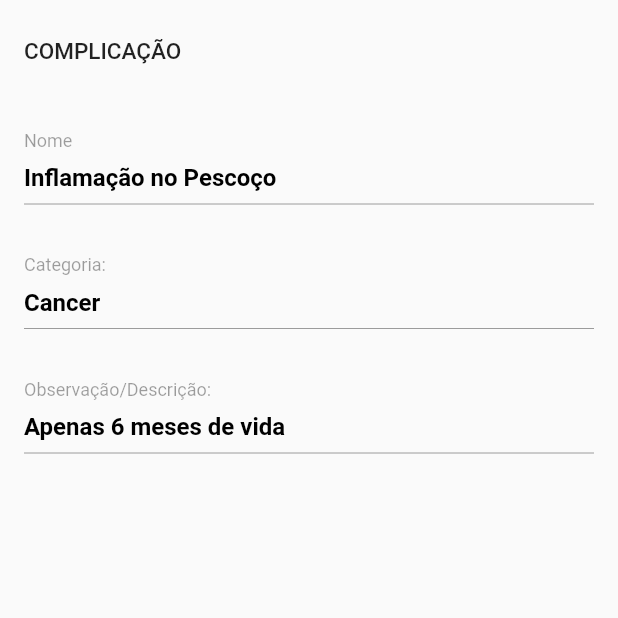
After one commit to gDarbone/gaad-front-end, a Flutter app: the RelatorioComplicacoesCard screen opened directly, on a phone screen of 412 x 824 dp, the top half of it. The commit adds this screen. Run offline on Flutter 3.47's test engine with Material 2 defaults, Android fonts, the phone set to English and light mode, and no system bars.

Commit message:
add Relatorio view

```diff
--- a/lib/pages/RelatorioViewVacinas.dart
+++ b/lib/pages/RelatorioAddVacinas.dart
@@ -8,7 +8,7 @@ import 'package:gaad_mobile/widgets/mainappbar.dart';
 
 import '../widgets/sidemenubar.dart';
 
-class RelatorioViewVacinas extends StatelessWidget {
+class RelatorioAddVacinas extends StatelessWidget {
 
   Widget typeCard = ComplicacoesCard();
 
@@ -30,7 +30,7 @@ class RelatorioViewVacinas extends StatelessWidget {
 
             Expanded(
               child: ListView.builder(
-                itemCount: 5,
+                itemCount: 1,
                 itemBuilder: (BuildContext ctx, int index) {
                   return Container(
                     //padding: EdgeInsets.only(top: 5, left: 5, right: 5),
@@ -119,7 +119,7 @@ class RelatorioViewVacinas extends StatelessWidget {
                           padding: EdgeInsets.symmetric(
                               vertical: 10.0, horizontal: 50.0),
                           child: Text(
-                            'Salvar',
+                            'Adicionar',
                             textAlign: TextAlign.center,
                             style: TextStyle(
                                 fontSize: 16,
--- a/lib/widgets/ComplicacoesCard.dart
+++ b/lib/widgets/ComplicacoesCard.dart
@@ -53,7 +53,7 @@ class ComplicacoesCard extends StatelessWidget {
             new Padding(padding: EdgeInsets.only(top: 10.0)),
             new TextFormField(
               decoration: new InputDecoration(
-                labelText: "Categoria",
+                labelText: "Categoria:",
                 fillColor: Colors.white,
                 border: new OutlineInputBorder(
                   borderRadius: new BorderRadius.circular(30.0),
--- /dev/null
+++ b/lib/widgets/RelatorioComplicacoesCard.dart
@@ -0,0 +1,83 @@
+import 'package:flutter/material.dart';
+import 'package:gaad_mobile/pages/CategoryListPage.dart';
+import 'package:gaad_mobile/pages/welcomepage.dart';
+
+
+class RelatorioComplicacoesCard extends StatefulWidget {
+  @override
+  _RelatorioComplicacoesCard createState() => _RelatorioComplicacoesCard();
+}
+
+class _RelatorioComplicacoesCard extends State<RelatorioComplicacoesCard> {
+
+  bool showPassword = false;
+
+  @override
+  Widget build(BuildContext context) {
+    return Scaffold(
+      body: Container(
+        padding: EdgeInsets.only(left: 16, top: 25, right: 16),
+        child: GestureDetector(
+          onTap: () {
+            FocusScope.of(context).unfocus();
+          },
+          child: ListView(
+            children: [
+              Text(
+                "COMPLICAÇÃO",
+                style: TextStyle(fontSize: 15, fontWeight: FontWeight.w500),
+              ),
+              SizedBox(
+                height: 15,
+              ),
+              SizedBox(
+                height: 30,
+              ),
+              buildTextField("Nome", "Inflamação no Pescoço", false, false),
+              buildTextField("Categoria:", "Cancer", false, false),
+              buildTextField("Observação/Descrição:", "Apenas 6 meses de vida", false, false),
+              SizedBox(
+                height: 15,
+              ),
+              SizedBox(height: 30)
+            ],
+          ),
+        ),
+      ),
+    );
+  }
+
+  Widget buildTextField(String labelText, String placeholder,
+      bool isPasswordTextField, bool isEnabled) {
+    return Padding(
+      padding: const EdgeInsets.only(bottom: 35.0),
+      child: TextField(
+        obscureText: isPasswordTextField ? showPassword : false,
+        decoration: InputDecoration(
+            suffixIcon: isPasswordTextField
+                ? IconButton(
+              onPressed: () {
+                setState(() {
+                  showPassword = !showPassword;
+                });
+              },
+              icon: Icon(
+                Icons.remove_red_eye,
+                color: Colors.grey,
+              ),
+            )
+                : null,
+            contentPadding: EdgeInsets.only(bottom: 3),
+            labelText: labelText,
+            floatingLabelBehavior: FloatingLabelBehavior.always,
+            hintText: placeholder,
+            enabled: isEnabled,
+            hintStyle: TextStyle(
+              fontSize: 16,
+              fontWeight: FontWeight.bold,
+              color: Colors.black,
+            )),
+      ),
+    );
+  }
+}
```
Also changed, not shown: lib/pages/RelatorioAddComplicacoes.dart (renamed from lib/pages/RelatorioViewRemedios.dart, +6 -8 lines), lib/pages/RelatorioAddRemedios.dart (renamed from lib/pages/RelatorioViewComplicacoes.dart, +8 -6 lines), lib/pages/RelatorioPage.dart (+25 -3 lines), lib/pages/RelatorioView.dart (added, +207 -0 lines), lib/widgets/RelatorioBar.dart (+13 -8 lines), lib/widgets/RelatorioRemediosCard.dart (added, +84 -0 lines), lib/widgets/RelatorioVacinasCard.dart (added, +84 -0 lines).
